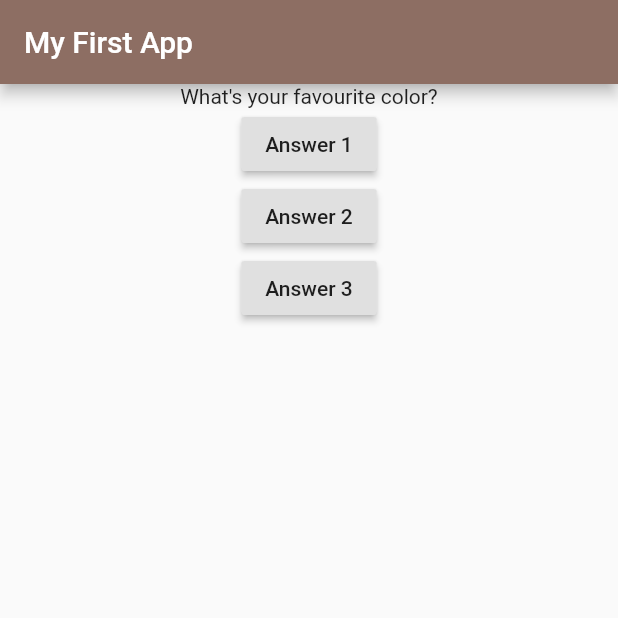
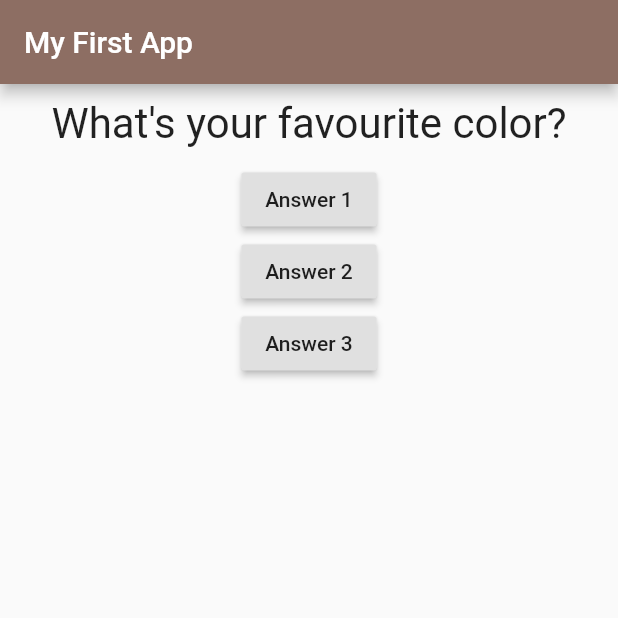
Before and after one commit to Shefalidew/Basic_Questionaire_app, a Flutter app: the screen it shows after launch, on a phone screen of 412 x 824 dp, the top half of it. Run offline on Flutter 3.47's test engine with Material 2 defaults, Android fonts, the phone set to English and light mode, and no system bars; missing offline and left inert: dart:html.

Commit message:
new file added for a new widget Question

```diff
--- a/lib/main.dart
+++ b/lib/main.dart
@@ -1,11 +1,12 @@
 import 'package:flutter/material.dart';
+import './question.dart';
 
 void main() {
   runApp(MyApp());
 }
 
 class MyApp extends StatefulWidget {
-@override
+  @override
   State<StatefulWidget> createState() {
     // TODO: implement createState
     //throw UnimplementedError();
@@ -13,16 +14,15 @@ class MyApp extends StatefulWidget {
   }
 }
 
-class _MyAppState extends State<MyApp>{
-   //MyApp({Key? key}) : super(key: key);
-   @override
-
-
-
+class _MyAppState extends State<MyApp> {
+  //MyApp({Key? key}) : super(key: key);
+  @override
   var _questionIndex = 0;
 
   void _answerQuestion() {
-    setState((){_questionIndex = _questionIndex+1;});
+    setState(() {
+      _questionIndex = _questionIndex + 1;
+    });
     print(_questionIndex);
   }
 
@@ -33,6 +33,7 @@ class _MyAppState extends State<MyApp>{
       'What\s your favourite animal?'
     ]; //list of questions
     // TODO: implement build
+
     return MaterialApp(
       home: Scaffold(
         appBar: AppBar(
@@ -42,9 +43,7 @@ class _MyAppState extends State<MyApp>{
         ),
         body: Column(
           children: <Widget>[
-            Center(
-              child: Text(questions[_questionIndex]),
-            ),
+            Question(questions[_questionIndex]),
             RaisedButton(child: Text('Answer 1'), onPressed: _answerQuestion),
             RaisedButton(
                 child: Text('Answer 2'),
--- /dev/null
+++ b/lib/question.dart
@@ -0,0 +1,21 @@
+import 'dart:html';
+
+import 'package:flutter/material.dart';
+
+class Question extends StatelessWidget {
+  String questionText;
+
+  Question(this.questionText);
+
+  @override
+  Widget build(BuildContext context) {
+    return Container(
+        width: double.infinity,
+        margin: EdgeInsets.all(10.0),
+        child: Text(
+          questionText,
+          style: TextStyle(fontSize: 28),
+          textAlign: TextAlign.center,
+        ));
+  }
+}
```
Also changed, not shown: 1 other file.
